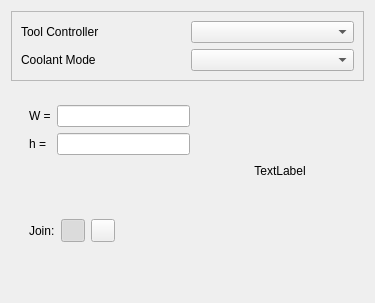
Old version of the form src/Mod/Path/Gui/Resources/panels/PageOpDeburrEdit.ui in the repository berndhahnebach/All_FreeCAD.
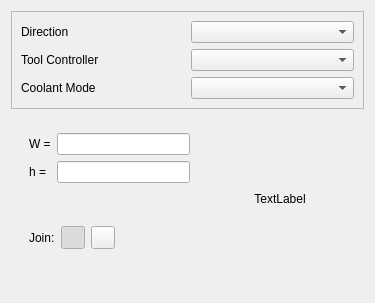
New version of the form. Custom widgets are drawn as their Qt base class.

Commit message:
Added GUI support to PathDeburr for directions selection
Updated comments

The edit to the form file:
```diff
--- a/src/Mod/Path/Gui/Resources/panels/PageOpDeburrEdit.ui
+++ b/src/Mod/Path/Gui/Resources/panels/PageOpDeburrEdit.ui
@@ -29,34 +29,48 @@
       <enum>QFrame::Raised</enum>
      </property>
      <layout class="QGridLayout" name="gridLayout_2">
-      <item row="0" column="0">
+      <item row="2" column="0">
        <widget class="QLabel" name="label">
         <property name="text">
          <string>Tool Controller</string>
         </property>
        </widget>
       </item>
-      <item row="0" column="1">
+      <item row="2" column="1">
        <widget class="QComboBox" name="toolController">
         <property name="toolTip">
          <string>&lt;html&gt;&lt;head/&gt;&lt;body&gt;&lt;p&gt;The tool and its settings to be used for this operation.&lt;/p&gt;&lt;/body&gt;&lt;/html&gt;</string>
         </property>
        </widget>
       </item>
-      <item row="1" column="0">
+      <item row="3" column="0">
        <widget class="QLabel" name="label_5">
         <property name="text">
          <string>Coolant Mode</string>
         </property>
        </widget>
       </item>
-      <item row="1" column="1">
+      <item row="3" column="1">
        <widget class="QComboBox" name="coolantController">
         <property name="toolTip">
          <string>&lt;html&gt;&lt;head/&gt;&lt;body&gt;&lt;p&gt;The tool and its settings to be used for this operation.&lt;/p&gt;&lt;/body&gt;&lt;/html&gt;</string>
         </property>
        </widget>
       </item>
+      <item row="1" column="0">
+       <widget class="QLabel" name="label_6">
+        <property name="text">
+         <string>Direction</string>
+        </property>
+       </widget>
+      </item>
+      <item row="1" column="1">
+       <widget class="QComboBox" name="direction">
+        <property name="toolTip">
+         <string>&lt;html&gt;&lt;head/&gt;&lt;body&gt;&lt;p&gt;The direction of the operation (CW or CCW).&lt;/p&gt;&lt;/body&gt;&lt;/html&gt;</string>
+        </property>
+       </widget>
+      </item>
      </layout>
     </widget>
    </item>
```
The commit also changes 2 other files.
